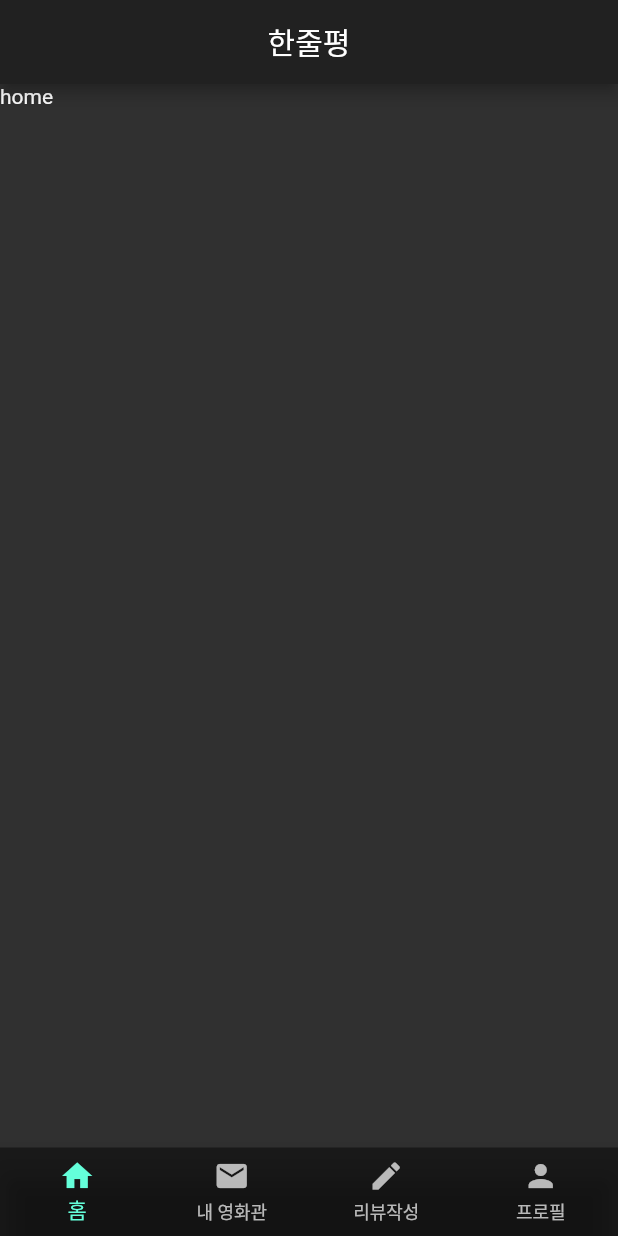
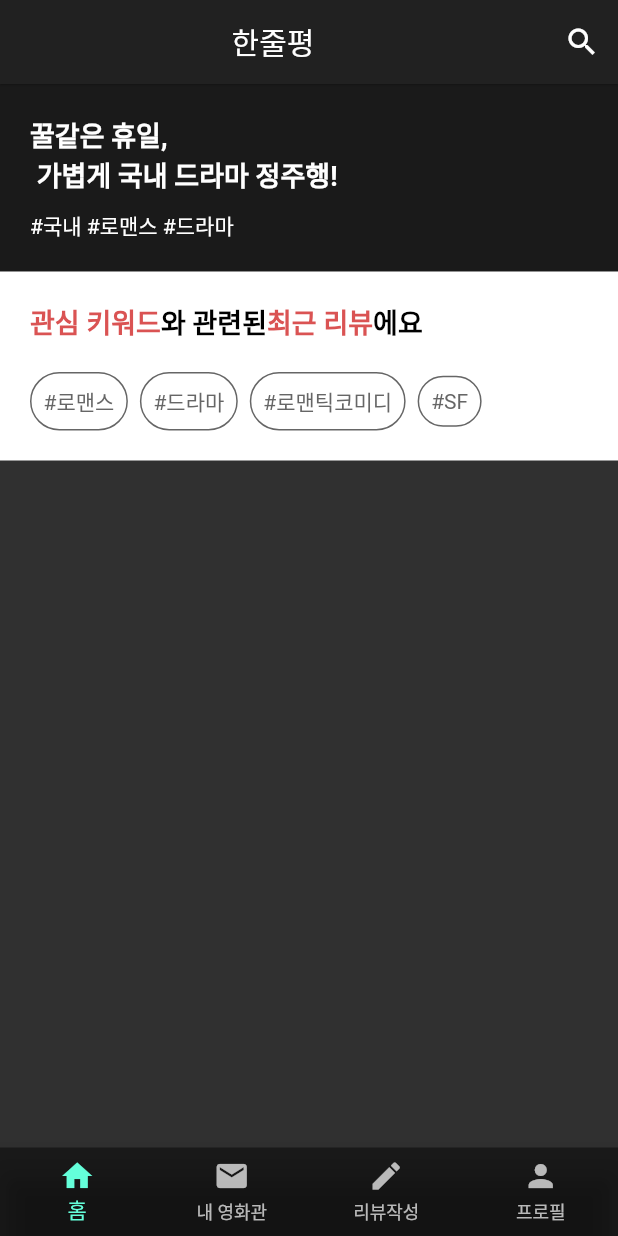
Before and after one commit to corgi93/one_line_review_app, a Flutter app: the screen it shows after launch, on a phone screen of 412 x 824 dp. Run offline on Flutter 3.47's test engine with Material 2 defaults, Android fonts, the phone set to English and light mode, and no system bars; network calls fail.

Commit message:
add: home 탭 퍼블리싱 - component로 분리해서 추가
- lib/components 에 필요한 컴포넌트 추가해서 사용

```diff
--- /dev/null
+++ b/lib/components/HashTagButton.dart
@@ -0,0 +1,28 @@
+import 'package:flutter/material.dart';
+
+class HashTagButton extends StatelessWidget {
+  final String tagName;
+  HashTagButton({@required this.tagName});
+  @override
+  Widget build(BuildContext context) {
+    return GestureDetector(
+      child: Container(
+        child: Text(
+          tagName,
+          style: TextStyle(
+            color: Color(0xff666666),
+            fontWeight: FontWeight.w400,
+            fontSize: 14.0,
+          ),
+        ),
+        padding: EdgeInsets.all(8.0),
+        margin: EdgeInsets.only(right: 8.0),
+        decoration: BoxDecoration(
+          borderRadius: BorderRadius.circular(68.0),
+          border: Border.all(color: Color(0xFF666666)),
+          color: Colors.white,
+        ),
+      ),
+    );
+  }
+}
--- /dev/null
+++ b/lib/components/RecentReviewCard.dart
@@ -0,0 +1,23 @@
+import 'package:flutter/material.dart';
+
+class RecentReviewCard extends StatelessWidget {
+  @override
+  Widget build(BuildContext context) {
+    return GestureDetector(
+      // onTap: onPress,
+      child: Container(
+        child: Row(
+          children: [
+            // 리뷰어 이미지? 영화 이미지?
+          ],
+        ),
+        margin: EdgeInsets.all(14.0),
+        decoration: BoxDecoration(
+          color: Color(0xff1d1e33),
+          borderRadius: BorderRadius.circular(10.0),
+        ),
+      ),
+    );
+    ;
+  }
+}
--- /dev/null
+++ b/lib/constant/constant.dart
@@ -0,0 +1,19 @@
+import 'package:flutter/material.dart';
+
+const HeaderTextStyleWhite = TextStyle(
+  color: Colors.white,
+  fontSize: 18.0,
+  fontWeight: FontWeight.w700,
+);
+
+const HeaderTextStyleBlack = TextStyle(
+  color: Colors.black,
+  fontSize: 18.0,
+  fontWeight: FontWeight.w700,
+);
+
+const HeaderHighlightTextStyle = TextStyle(
+  fontSize: 18.0,
+  fontWeight: FontWeight.w700,
+  color: Color(0xffDA5353),
+);
--- a/lib/main.dart
+++ b/lib/main.dart
@@ -57,6 +57,14 @@ class _MyHomePageState extends State<MyHomePage> {
           title: Center(
             child: Text('한줄평'),
           ),
+          elevation: 0.5,
+          actions: [
+            IconButton(
+                icon: Icon(Icons.search),
+                onPressed: () {
+                  print('search!!!');
+                })
+          ],
         ),
         body: _children[currentTabIdx],
         bottomNavigationBar: BottomNavigationBar(
--- a/lib/pages/tabs/home_page.dart
+++ b/lib/pages/tabs/home_page.dart
@@ -1,5 +1,7 @@
 import 'package:flutter/material.dart';
 import 'package:one_line_review_app/network/api.dart';
+import 'package:one_line_review_app/constant/constant.dart';
+import 'package:one_line_review_app/components/HashTagButton.dart';
 
 class HomePage extends StatefulWidget {
   @override
@@ -11,8 +13,94 @@ class _HomePageState extends State<HomePage> {
 
   @override
   Widget build(BuildContext context) {
-    return Container(
-      child: Text('home'),
+    return SingleChildScrollView(
+      child: Column(
+        crossAxisAlignment: CrossAxisAlignment.stretch,
+        children: [
+          /*
+          * 1번째 section
+          * */
+          Container(
+            decoration: BoxDecoration(
+              color: Colors.black45,
+            ),
+            padding: EdgeInsets.only(left: 20.0, top: 20.0, bottom: 20.0),
+            child: Column(
+              crossAxisAlignment: CrossAxisAlignment.start,
+              children: [
+                Text(
+                  '꿀같은 휴일, \n 가볍게 국내 드라마 정주행!',
+                  style: HeaderTextStyleWhite,
+                ),
+                SizedBox(
+                  height: 10.0,
+                ),
+                Row(
+                  children: [
+                    Text('#국내 '),
+                    Text('#로맨스 '),
+                    Text('#드라마 '),
+                  ],
+                )
+              ],
+            ),
+          ),
+
+          /*
+          * 2번째 section
+          * */
+          Container(
+            decoration: BoxDecoration(
+              color: Colors.white,
+            ),
+            padding: EdgeInsets.only(left: 20.0, top: 20.0, bottom: 20.0),
+            child: Column(
+              crossAxisAlignment: CrossAxisAlignment.center,
+              children: [
+                Row(
+                  children: [
+                    Text(
+                      '관심 키워드',
+                      style: HeaderHighlightTextStyle,
+                    ),
+                    Text(
+                      '와 관련된',
+                      style: HeaderTextStyleBlack,
+                    ),
+                    Text(
+                      '최근 리뷰',
+                      style: HeaderHighlightTextStyle,
+                    ),
+                    Text(
+                      '에요',
+                      style: HeaderTextStyleBlack,
+                    ),
+                  ],
+                ),
+                SizedBox(
+                  height: 20.0,
+                ),
+                Row(
+                  children: [
+                    HashTagButton(
+                      tagName: '#로맨스',
+                    ),
+                    HashTagButton(
+                      tagName: '#드라마',
+                    ),
+                    HashTagButton(
+                      tagName: '#로맨틱코미디',
+                    ),
+                    HashTagButton(
+                      tagName: '#SF',
+                    ),
+                  ],
+                )
+              ],
+            ),
+          )
+        ],
+      ),
     );
   }
 }
```
